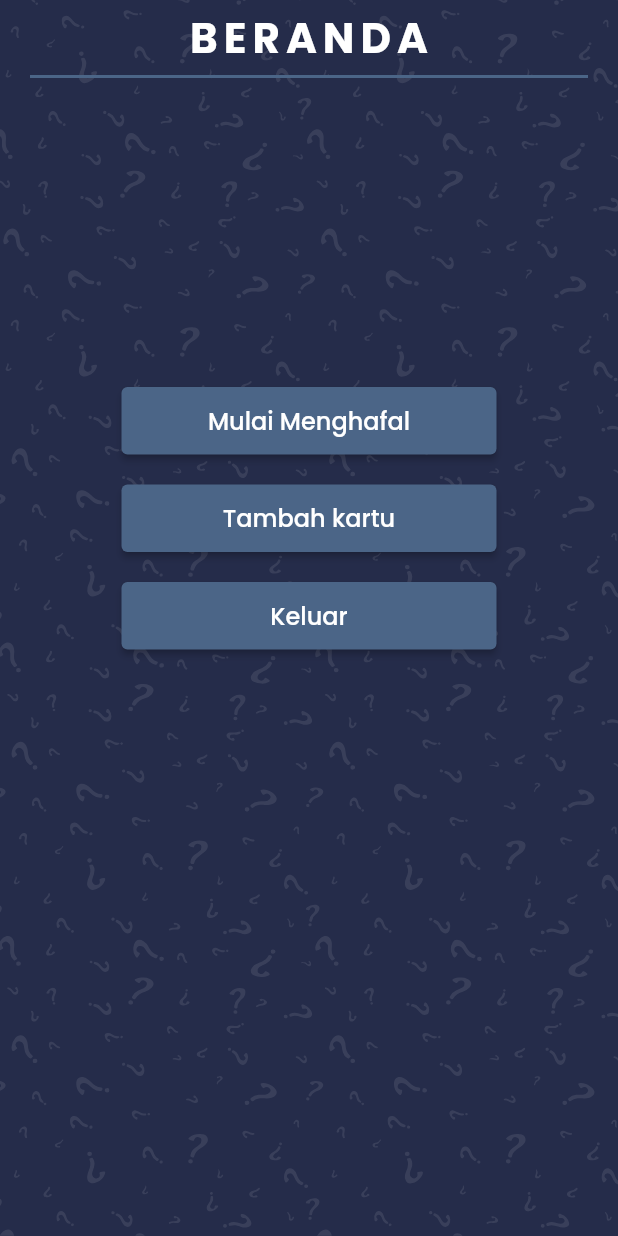
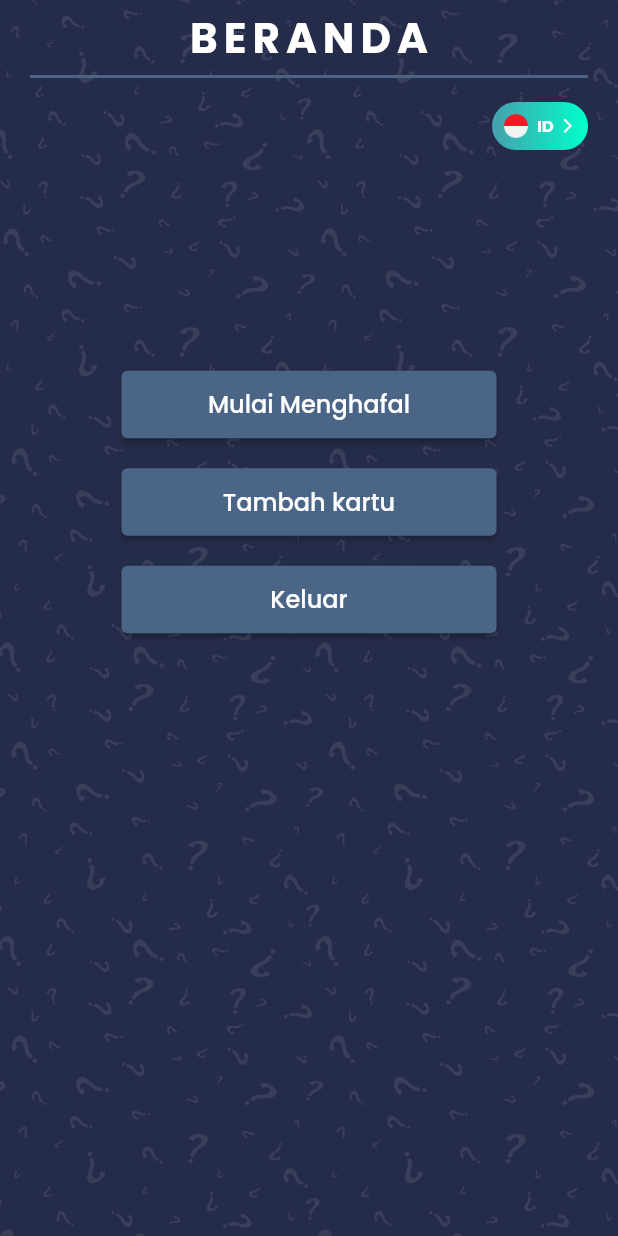
Before and after one commit to MahmudiZukri/flashcard, a Flutter app: the screen it shows once a user with an empty profile is signed in, on a phone screen of 412 x 824 dp. Run offline on Flutter 3.47's test engine with Material 2 defaults, Android fonts, the phone set to English and light mode, and no system bars; our stand-ins replace bloc, cloud_firestore, easy_localization, email_validator, equatable, firebase_auth and 5 more; accounts and stored records are empty.

Commit message:
added changeLang into HomePage

```diff
--- a/lib/ui/pages/home_page.dart
+++ b/lib/ui/pages/home_page.dart
@@ -26,7 +26,11 @@ class HomePage extends StatelessWidget {
                 children: [
                   Container(
                       height: 2.0, width: double.infinity, color: primaryColor),
-                  SizedBox(height: MediaQuery.of(context).size.height / 4),
+                  SizedBox(height: 16),
+                  Align(
+                      alignment: Alignment.centerRight,
+                      child: ChooseLanguage()),
+                  SizedBox(height: MediaQuery.of(context).size.height / 5.6),
                   Container(
                     height: 45,
                     width: 250,
@@ -88,6 +92,7 @@ class HomePage extends StatelessWidget {
                       ),
                     ),
                   ),
+                  Spacer()
                 ],
               ),
             ),
--- a/lib/ui/pages/pages.dart
+++ b/lib/ui/pages/pages.dart
@@ -3,7 +3,6 @@
 import 'dart:async';
 
 import 'package:easy_localization/src/public_ext.dart';
-import 'package:easy_localization/src/easy_localization_app.dart';
 import 'package:flashcard/bloc/bloc.dart';
 import 'package:flashcard/models/models.dart';
 import 'package:flashcard/services/services.dart';
```
